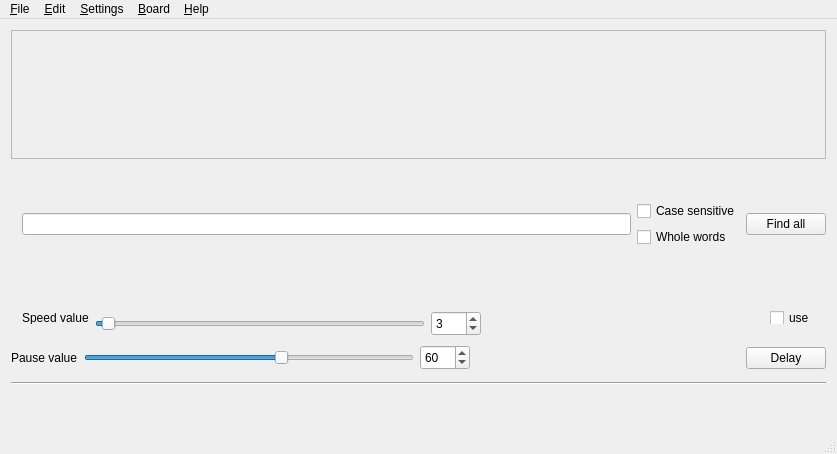
First picture: the form in OpenBoard/mainwindow.ui, repository ITAAcademy/OpenBoard, before the edit.
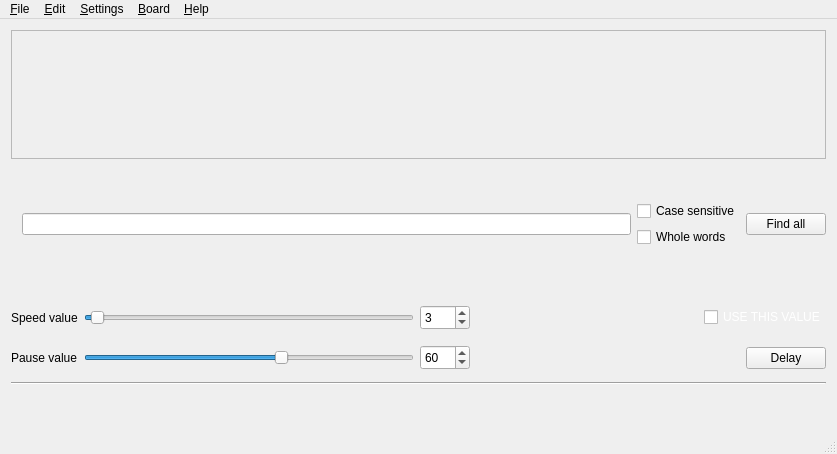
Second picture: the form after the edit. Icons and pictures are not drawn.

The edit to the form file:
```diff
--- a/OpenBoard/mainwindow.ui
+++ b/OpenBoard/mainwindow.ui
@@ -422,6 +422,21 @@
        </size>
       </property>
       <layout class="QGridLayout" name="gridLayout_2">
+       <property name="leftMargin">
+        <number>0</number>
+       </property>
+       <property name="topMargin">
+        <number>0</number>
+       </property>
+       <property name="rightMargin">
+        <number>0</number>
+       </property>
+       <property name="bottomMargin">
+        <number>0</number>
+       </property>
+       <property name="spacing">
+        <number>0</number>
+       </property>
        <item row="0" column="0">
         <layout class="QHBoxLayout" name="horizontalLayout_3">
          <item>
@@ -478,6 +493,29 @@
            </property>
           </widget>
          </item>
+         <item>
+          <spacer name="horizontalSpacer_3">
+           <property name="orientation">
+            <enum>Qt::Horizontal</enum>
+           </property>
+           <property name="sizeHint" stdset="0">
+            <size>
+             <width>108</width>
+             <height>13</height>
+            </size>
+           </property>
+          </spacer>
+         </item>
+         <item>
+          <widget class="QLabel" name="expected_time">
+           <property name="styleSheet">
+            <string notr="true">color: &quot;white&quot;;</string>
+           </property>
+           <property name="text">
+            <string/>
+           </property>
+          </widget>
+         </item>
          <item>
           <spacer name="horizontalSpacer_4">
            <property name="orientation">
@@ -493,8 +531,11 @@
          </item>
          <item>
           <widget class="QCheckBox" name="check_use_speed_value">
+           <property name="styleSheet">
+            <string notr="true">color : rgb(255, 255, 255)</string>
+           </property>
            <property name="text">
-            <string>use</string>
+            <string>USE THIS VALUE</string>
            </property>
           </widget>
          </item>
```
Left out of the diff: 7 changed lines with no effect on the pictures.
